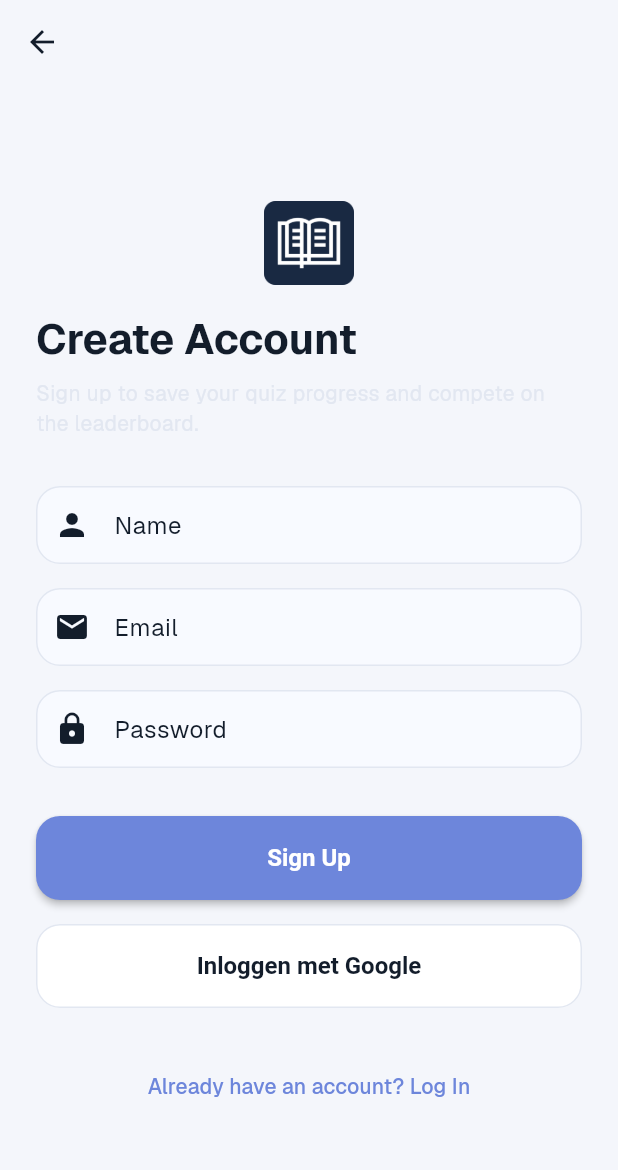
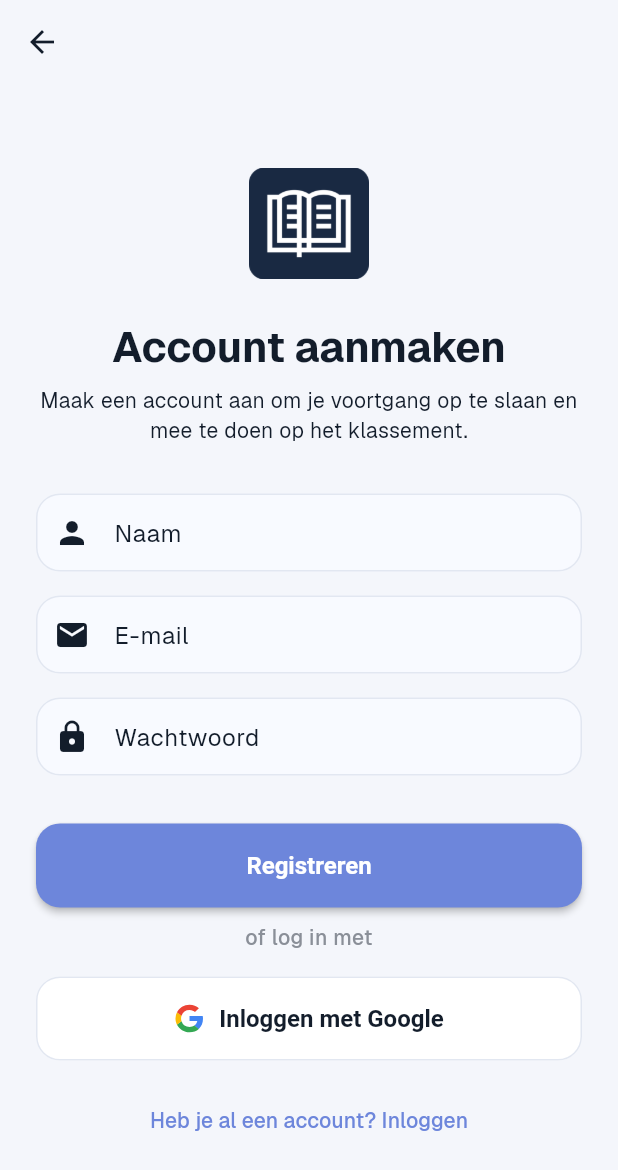
Before and after one commit to AlexLamper/bijbelquiz-app, a Flutter app: the RegisterScreen screen opened by its route, on a phone screen of 412 x 824 dp. Shown: the top 1170 px of the screen. Run offline on Flutter 3.47's test engine with Material 3 defaults, Android fonts, the light colour scheme and no system bars; our stand-ins replace dio, flutter_riverpod, flutter_secure_storage, flutter_svg, go_router, google_sign_in; missing offline and left inert: google_sign_in_web, purchases_flutter; accounts and stored records are empty; project files that could hold a hidden picture were left out.

Commit message:
updated login and registration pages + leaderboard filtering

```diff
--- a/bijbelquiz_mobile/lib/core/ui/primary_button.dart
+++ b/bijbelquiz_mobile/lib/core/ui/primary_button.dart
@@ -5,6 +5,7 @@ class PrimaryButton extends StatelessWidget {
   final VoidCallback? onPressed;
   final bool isLoading;
   final bool isSecondary;
+  final Widget? leading;
 
   const PrimaryButton({
     super.key,
@@ -12,6 +13,7 @@ class PrimaryButton extends StatelessWidget {
     this.onPressed,
     this.isLoading = false,
     this.isSecondary = false,
+    this.leading,
   });
 
   @override
@@ -47,12 +49,21 @@ class PrimaryButton extends StatelessWidget {
                   valueColor: AlwaysStoppedAnimation<Color>(Colors.white),
                 ),
               )
-            : Text(
-                text,
-                style: const TextStyle(
-                  fontSize: 16,
-                  fontWeight: FontWeight.bold,
-                ),
+            : Row(
+                mainAxisAlignment: MainAxisAlignment.center,
+                children: [
+                  if (leading != null) ...[
+                    leading!,
+                    const SizedBox(width: 10),
+                  ],
+                  Text(
+                    text,
+                    style: const TextStyle(
+                      fontSize: 16,
+                      fontWeight: FontWeight.bold,
+                    ),
+                  ),
+                ],
               ),
       ),
     );
--- a/bijbelquiz_mobile/lib/features/auth/present/register_screen.dart
+++ b/bijbelquiz_mobile/lib/features/auth/present/register_screen.dart
@@ -5,7 +5,6 @@ import '../../../core/ui/primary_button.dart';
 import '../../../core/ui/custom_text_field.dart';
 import 'auth_controller.dart';
 import 'widgets/google_sign_in_button.dart';
-import 'widgets/apple_sign_in_button.dart';
 
 class RegisterScreen extends ConsumerStatefulWidget {
   const RegisterScreen({super.key});
@@ -31,11 +30,6 @@ class _RegisterScreenState extends ConsumerState<RegisterScreen> {
   Future<void> _registerWithGoogle() async {
     final auth = ref.read(authControllerProvider.notifier);
     await auth.signInWithGoogle();
-  }
-
-  Future<void> _registerWithApple() async {
-    final auth = ref.read(authControllerProvider.notifier);
-    await auth.signInWithApple();
   }
 
   @override
@@ -72,68 +66,77 @@ class _RegisterScreenState extends ConsumerState<RegisterScreen> {
           padding: const EdgeInsets.symmetric(horizontal: 24.0),
           child: Column(
             mainAxisAlignment: MainAxisAlignment.center,
-            crossAxisAlignment: CrossAxisAlignment.start,
+            crossAxisAlignment: CrossAxisAlignment.stretch,
             children: [
               Center(
                 child: Image.asset(
                   'assets/images/logo-dark.png',
-                  width: 60,
-                  height: 60,
+                  width: 80,
+                  height: 80,
                   errorBuilder: (c, o, s) => const SizedBox.shrink(),
                 ),
               ),
-              const SizedBox(height: 16),
-              Text(
-                'Create Account',
-                style: Theme.of(context).textTheme.headlineMedium?.copyWith(
-                  fontWeight: FontWeight.bold,
-                  color: Theme.of(context).colorScheme.onSurface,
+              const SizedBox(height: 24),
+              Center(
+                child: Text(
+                  'Account aanmaken',
+                  textAlign: TextAlign.center,
+                  style: Theme.of(context).textTheme.headlineMedium?.copyWith(
+                    fontWeight: FontWeight.bold,
+                    color: Theme.of(context).colorScheme.onSurface,
+                  ),
                 ),
               ),
               const SizedBox(height: 8),
-              Text(
-                'Sign up to save your quiz progress and compete on the leaderboard.',
-                style: Theme.of(context).textTheme.bodyMedium?.copyWith(
-                  color: Theme.of(context).colorScheme.outline,
+              Center(
+                child: Text(
+                  'Maak een account aan om je voortgang op te slaan en mee te doen op het klassement.',
+                  textAlign: TextAlign.center,
+                  style: Theme.of(context).textTheme.bodyMedium?.copyWith(
+                    color: const Color(0xFF131D2B),
+                  ),
                 ),
               ),
               const SizedBox(height: 32),
               CustomTextField(
-                label: 'Name',
+                label: 'Naam',
                 controller: _nameController,
                 prefixIcon: Icons.person,
               ),
               const SizedBox(height: 16),
               CustomTextField(
-                label: 'Email',
+                label: 'E-mail',
                 controller: _emailController,
                 prefixIcon: Icons.email,
                 keyboardType: TextInputType.emailAddress,
               ),
               const SizedBox(height: 16),
               CustomTextField(
-                label: 'Password',
+                label: 'Wachtwoord',
                 controller: _passwordController,
                 obscureText: true,
                 prefixIcon: Icons.lock,
               ),
               const SizedBox(height: 32),
               PrimaryButton(
-                text: 'Sign Up',
+                text: 'Registreren',
                 isLoading: isLoading,
                 onPressed: isLoading ? null : _register,
+              ),
+              const SizedBox(height: 10),
+              Text(
+                'of log in met',
+                textAlign: TextAlign.center,
+                style: Theme.of(context).textTheme.bodyMedium?.copyWith(
+                  color: const Color(0xFF8A8F98),
+                  fontWeight: FontWeight.w500,
+                ),
               ),
               const SizedBox(height: 16),
               buildGoogleSignInButton(
                 context: context,
                 isLoading: isLoading,
                 onPressed: isLoading ? null : _registerWithGoogle,
-              ),
-              const SizedBox(height: 12),
-              buildAppleSignInButton(
-                context: context,
-                isLoading: isLoading,
-                onPressed: isLoading ? null : _registerWithApple,
               ),
               const SizedBox(height: 16),
               Center(
@@ -142,7 +145,7 @@ class _RegisterScreenState extends ConsumerState<RegisterScreen> {
                     context.pop();
                   },
                   child: Text(
-                    'Already have an account? Log In',
+                    'Heb je al een account? Inloggen',
                     style: TextStyle(
                       color: Theme.of(context).colorScheme.primary,
                     ),
--- a/bijbelquiz_mobile/lib/features/auth/present/widgets/apple_sign_in_button.dart
+++ /dev/null
@@ -1,27 +0,0 @@
-import 'package:flutter/foundation.dart';
-import 'package:flutter/material.dart';
-import 'package:sign_in_with_apple/sign_in_with_apple.dart';
-
-/// Shows the Sign in with Apple button only on iOS/macOS (and web if configured).
-/// Returns null widget on Android where Apple Sign-In is not required.
-Widget buildAppleSignInButton({
-  required BuildContext context,
-  required bool isLoading,
-  required VoidCallback? onPressed,
-}) {
-  // Apple Sign-In is mandatory on iOS/macOS per App Store guideline 4.8.
-  // On Android/web it is optional — hide to keep the UI clean.
-  if (!kIsWeb && defaultTargetPlatform != TargetPlatform.iOS && defaultTargetPlatform != TargetPlatform.macOS) {
-    return const SizedBox.shrink();
-  }
-
-  return Opacity(
-    opacity: isLoading ? 0.5 : 1.0,
-    child: SignInWithAppleButton(
-      onPressed: isLoading ? () {} : (onPressed ?? () {}),
-      style: SignInWithAppleButtonStyle.black,
-      text: 'Inloggen met Apple',
-      borderRadius: BorderRadius.circular(12),
-    ),
-  );
-}
--- /dev/null
+++ b/bijbelquiz_mobile/lib/features/auth/present/widgets/google_logo_icon.dart
@@ -0,0 +1,18 @@
+import 'package:flutter/material.dart';
+import 'package:flutter_svg/flutter_svg.dart';
+
+class GoogleLogoIcon extends StatelessWidget {
+  final double size;
+
+  const GoogleLogoIcon({super.key, this.size = 20});
+
+  @override
+  Widget build(BuildContext context) {
+    return SvgPicture.asset(
+      'assets/images/google_logo.svg',
+      width: size,
+      height: size,
+      fit: BoxFit.contain,
+    );
+  }
+}
--- a/bijbelquiz_mobile/lib/features/auth/present/widgets/google_sign_in_button_stub.dart
+++ b/bijbelquiz_mobile/lib/features/auth/present/widgets/google_sign_in_button_stub.dart
@@ -1,5 +1,6 @@
 import 'package:flutter/material.dart';
 import '../../../../core/ui/primary_button.dart';
+import 'google_logo_icon.dart';
 
 Widget buildButton({
   required BuildContext context,
@@ -11,5 +12,6 @@ Widget buildButton({
     isSecondary: true,
     isLoading: isLoading,
     onPressed: isLoading ? null : onPressed,
+    leading: const GoogleLogoIcon(size: 20),
   );
 }
--- a/bijbelquiz_mobile/lib/features/leaderboard/data/leaderboard_repository.dart
+++ b/bijbelquiz_mobile/lib/features/leaderboard/data/leaderboard_repository.dart
@@ -9,11 +9,11 @@ extension LeaderboardPeriodX on LeaderboardPeriod {
   String get apiValue {
     switch (this) {
       case LeaderboardPeriod.week:
-        return 'week';
+        return 'weekly';
       case LeaderboardPeriod.month:
-        return 'month';
+        return 'monthly';
       case LeaderboardPeriod.all:
-        return 'all';
+        return 'all-time';
     }
   }
 }
--- a/bijbelquiz_mobile/pubspec.yaml
+++ b/bijbelquiz_mobile/pubspec.yaml
@@ -44,7 +44,6 @@ dependencies:
   cached_network_image: ^3.4.1
   flutter_svg: ^2.2.3
   google_sign_in_web: ^1.1.0
-  sign_in_with_apple: ^6.1.4
   purchases_flutter: ^8.7.3
 
 dev_dependencies:
```
Also changed, not shown: bijbelquiz_mobile/lib/features/auth/data/auth_repository.dart (+0 -30 lines), bijbelquiz_mobile/lib/features/auth/present/auth_controller.dart (+0 -36 lines), bijbelquiz_mobile/lib/features/auth/present/login_screen.dart (+9 -12 lines), bijbelquiz_mobile/lib/features/leaderboard/present/leaderboard_screen.dart (+5 -5 lines), bijbelquiz_mobile/assets/images/google_logo.svg (added), bijbelquiz_mobile/pubspec.lock, public/icon/google-icon.svg (added), 3 other files.
